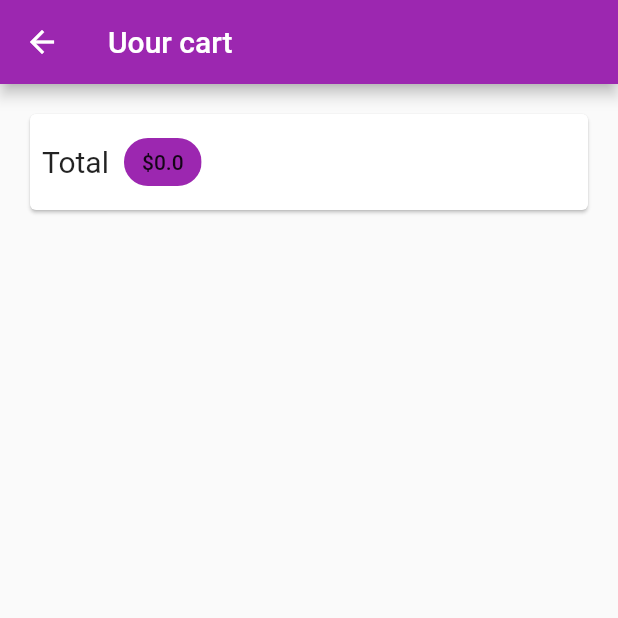
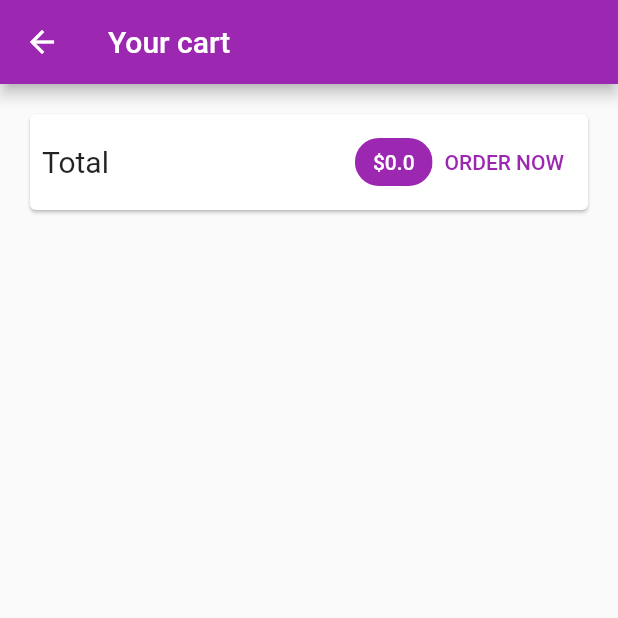
Before and after one commit to leoamato10/flutter_shop_app, a Flutter app: the CartScreen screen opened by its route, on a phone screen of 412 x 824 dp, the top half of it. Run offline on Flutter 3.47's test engine with Material 2 defaults, Android fonts, the phone set to English and light mode, and no system bars; network calls fail.

Commit message:
improvements on cart screen

```diff
--- a/lib/screens/cart_screen.dart
+++ b/lib/screens/cart_screen.dart
@@ -1,5 +1,6 @@
 import 'package:flutter/material.dart';
-import 'package:flutter_complete_guide/providers/cart.dart';
+import 'package:flutter_complete_guide/providers/cart.dart' show Cart;
+import 'package:flutter_complete_guide/widgets/cart_item.dart';
 import 'package:provider/provider.dart';
 
 class CartScreen extends StatelessWidget {
@@ -9,7 +10,7 @@ class CartScreen extends StatelessWidget {
   Widget build(BuildContext context) {
     final cart = Provider.of<Cart>(context);
     return Scaffold(
-      appBar: AppBar(title: const Text("Uour cart")),
+      appBar: AppBar(title: const Text("Your cart")),
       body: Column(
         children: [
           Card(
@@ -17,22 +18,41 @@ class CartScreen extends StatelessWidget {
             child: Padding(
               padding: EdgeInsets.all(8),
               child: Row(
+                mainAxisAlignment: MainAxisAlignment.spaceBetween,
                 children: [
                   Text(
                     "Total",
                     style: TextStyle(fontSize: 20),
                   ),
-                  SizedBox(
-                    width: 10,
+                  Spacer(),
+                  Chip(
+                    label: Text(
+                      '\$${cart.totalAmount}',
+                      style: TextStyle(
+                          color: Theme.of(context)
+                              .primaryTextTheme
+                              .titleLarge
+                              .color),
+                    ),
+                    backgroundColor: Theme.of(context).primaryColor,
                   ),
-                  Chip(
-                    label: Text('\$${cart.totalAmount}'),
-                    backgroundColor: Theme.of(context).primaryColor,
+                  TextButton(
+                    onPressed: () {},
+                    child: Text("ORDER NOW"),
                   )
                 ],
               ),
             ),
-          )
+          ),
+          SizedBox(height: 10),
+          Expanded(
+              child: ListView.builder(
+                  itemCount: cart.items.length,
+                  itemBuilder: ((context, index) => CartItem(
+                      cart.items.values.toList()[index].id,
+                      cart.items.values.toList()[index].price,
+                      cart.items.values.toList()[index].quantity,
+                      cart.items.values.toList()[index].title))))
         ],
       ),
     );
```
Also changed, not shown: lib/widgets/cart_item.dart (added, +33 -0 lines).
